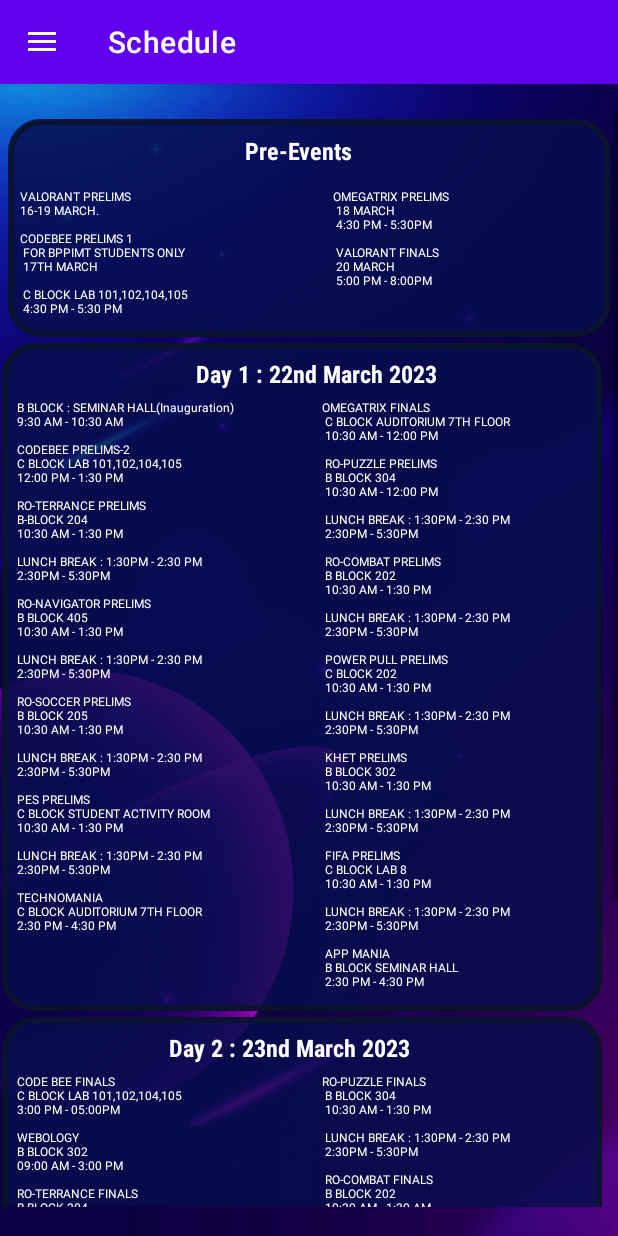
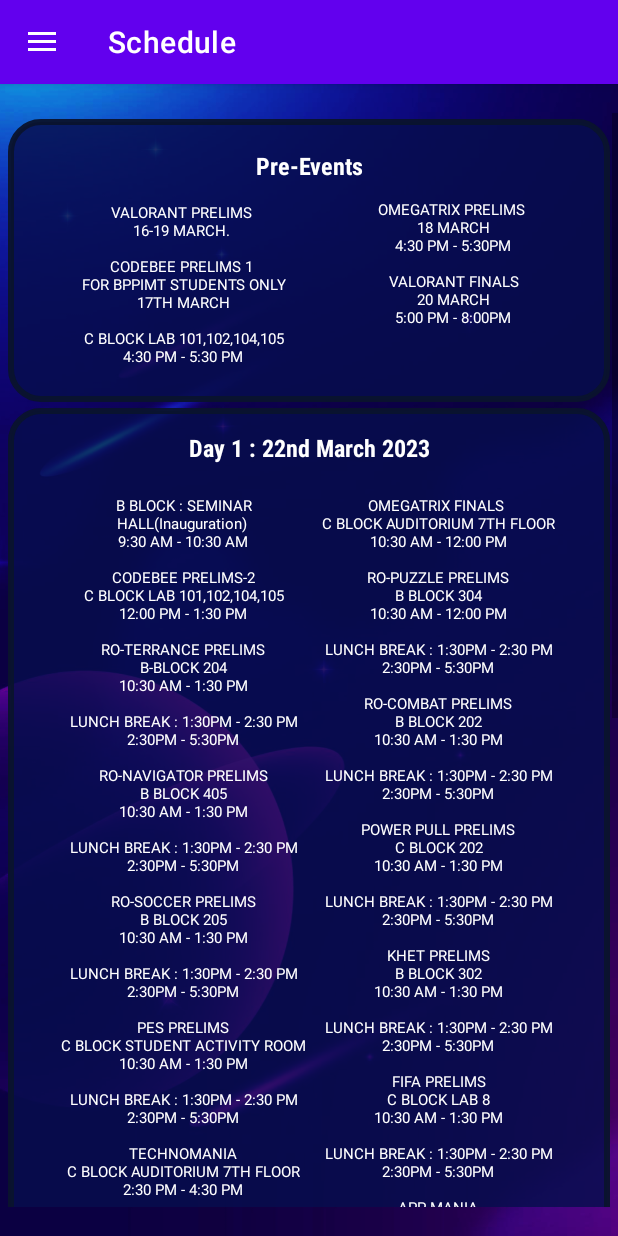
Before and after one commit to TaurusSilver002/utterfinal, an Android app: the screen it shows after launch (MainActivity), in the side drawer, after a tap on "Schedule", on a phone screen of 412 x 824 dp. Run offline under Robolectric (Android 15) with nearby library versions, the phone set to English and light mode, and no system bars; our stand-ins replace CircleImageView.

Commit message:
haha done

```diff
--- a/app/src/main/res/layout/fragment_schedule.xml
+++ b/app/src/main/res/layout/fragment_schedule.xml
@@ -11,7 +11,7 @@
         android:layout_width="match_parent"
         android:layout_height="match_parent">
         <ScrollView
-            android:layout_width="wrap_content"
+            android:layout_width="match_parent"
             android:layout_height="729dp"
             app:layout_constraintBottom_toBottomOf="parent"
             app:layout_constraintEnd_toEndOf="parent"
@@ -19,42 +19,53 @@
             app:layout_constraintTop_toTopOf="parent">
 
             <LinearLayout
-        android:layout_width="wrap_content"
+                android:layout_width="match_parent"
                 android:layout_height="wrap_content"
                 android:orientation="vertical">
 
                 <RelativeLayout
-            android:layout_width="wrap_content"
-            android:layout_height="145dp"
+                    android:layout_width="match_parent"
+                    android:layout_height="wrap_content"
                     android:layout_marginLeft="3dp"
                     android:layout_marginRight="3dp"
                     android:layout_marginHorizontal="5dp"
+
                     android:layout_marginTop="4dp"
                     android:background="@drawable/border">
 
+
                     <TextView
                         android:id="@+id/textView6"
-                android:layout_width="107dp"
+                        android:layout_width="match_parent"
                         android:layout_height="wrap_content"
                         android:layout_alignParentStart="true"
                         android:layout_alignParentEnd="true"
-                android:layout_marginStart="148dp"
-                android:layout_marginEnd="145dp"
+                        android:layout_marginTop="10dp"
                         android:fontFamily="sans-serif-condensed"
                         android:padding="10dp"
                         android:text="Pre-Events"
+                        android:gravity="center"
                         android:textColor="@color/white"
                         android:textSize="16dp"
-                android:textStyle="bold" />
+                        android:textStyle="bold"/>
+
+                    <LinearLayout
+                        android:layout_width="match_parent"
+                        android:layout_height="match_parent"
+                        android:layout_below="@+id/textView6"
+                        android:layout_marginTop="1dp"
+                        android:gravity="center"
+                        android:orientation="horizontal">
 
                         <TextView
                             android:id="@+id/textView7"
-                android:layout_width="173dp"
-                android:layout_height="247dp"
+                            android:layout_width="170dp"
+                            android:layout_height="match_parent"
+                            android:textAlignment="center"
                             android:layout_below="@+id/textView6"
                             android:layout_alignParentStart="true"
-                android:layout_marginStart="8dp"
-                android:layout_marginTop="4dp"
+                            android:layout_marginHorizontal="10dp"
+                            android:layout_marginTop="1dp"
                             android:text="VALORANT PRELIMS&#xA;16-19 MARCH.&#xA;&#xA;CODEBEE PRELIMS 1&#xA;
 FOR BPPIMT STUDENTS ONLY&#xA;
 17TH MARCH&#xA;&#xA;
@@ -66,23 +77,26 @@ C BLOCK LAB 101,102,104,105&#xA;
 
                 "
                             android:textColor="@color/white"
-                android:textSize="8dp"
+                            android:textSize="10sp"
 
                             />
 
                         <TextView
                             android:id="@+id/textView14"
-                android:layout_width="164dp"
-                android:layout_height="123dp"
-                android:layout_alignParentTop="true"
+                            android:layout_width="170dp"
+                            android:layout_height="match_parent"
+
+                            android:textAlignment="center"
+
+                            android:layout_below="@+id/textView6"
+
                             android:layout_alignParentEnd="true"
-                android:layout_alignParentBottom="true"
-                android:layout_marginStart="35dp"
-                android:layout_marginTop="46dp"
-                android:layout_marginEnd="60dp"
-                android:layout_marginBottom="4dp"
 
-                android:layout_toEndOf="@+id/textView7"
+                            android:layout_marginHorizontal="10dp"
+                            android:layout_marginTop="0dp"
+                            android:layout_marginEnd="0dp"
+                            android:layout_marginBottom="0dp"
+
                             android:text="OMEGATRIX PRELIMS&#xA;
 18 MARCH&#xA;
 4:30 PM - 5:30PM&#xA;&#xA;
@@ -90,28 +104,32 @@ VALORANT FINALS&#xA;
 20 MARCH&#xA;
 5:00 PM - 8:00PM&#xA;"
                             android:textColor="@color/white"
-                android:textSize="8dp" />
+                            android:textSize="10sp" />
+                    </LinearLayout>
 
 
                 </RelativeLayout>
 
                 <RelativeLayout
-            android:layout_width="400dp"
-            android:layout_height="445dp"
-            android:layout_marginHorizontal="@dimen/cardview_compat_inset_shadow"
+                    android:layout_width="match_parent"
+                    android:layout_height="wrap_content"
+                    android:layout_marginLeft="3dp"
+                    android:layout_marginRight="3dp"
+                    android:layout_marginHorizontal="5dp"
                     android:layout_marginTop="4dp"
                     android:background="@drawable/border">
 
 
                     <TextView
                         android:id="@+id/textView15"
-                android:layout_width="381dp"
+                        android:layout_width="match_parent"
                         android:layout_height="wrap_content"
                         android:layout_alignParentStart="true"
                         android:layout_alignParentTop="true"
                         android:layout_alignParentEnd="true"
-                android:layout_marginStart="19dp"
-                android:layout_marginTop="9dp"
+                        android:layout_marginStart="0dp"
+                        android:layout_marginTop="15dp"
+                        android:layout_marginBottom="9dp"
                         android:layout_marginEnd="0dp"
                         android:fontFamily="sans-serif-condensed"
                         android:text="Day 1 : 22nd March 2023"
@@ -119,17 +137,24 @@ VALORANT FINALS&#xA;
                         android:textColor="@color/white"
                         android:textSize="16dp"
                         android:textStyle="bold" />
+                    <LinearLayout
+                        android:layout_width="match_parent"
+                        android:layout_height="match_parent"
+                        android:layout_below="@+id/textView15"
+                        android:layout_marginTop="1dp"
+                        android:paddingBottom="10dp"
+                        android:gravity="center"
+                        android:paddingTop="10dp"
+                        android:orientation="horizontal">
 
                         <TextView
                             android:id="@+id/textView16"
                             android:layout_width="170dp"
-                android:layout_height="208dp"
+                            android:layout_height="match_parent"
+                            android:textAlignment="center"
+                            android:layout_below="@+id/textView15"
                             android:layout_alignParentStart="true"
                             android:layout_alignParentTop="true"
-                android:layout_alignParentBottom="true"
-                android:layout_marginStart="8dp"
-                android:layout_marginTop="37dp"
-                android:layout_marginBottom="18dp"
                             android:text="
 B BLOCK : SEMINAR HALL(Inauguration)&#xA;
 9:30 AM - 10:30 AM&#xA;&#xA;
@@ -161,20 +186,18 @@ C BLOCK AUDITORIUM 7TH FLOOR&#xA;
 2:30 PM - 4:30 PM&#xA;
 "
                             android:textColor="@color/white"
-                android:textSize="8dp" />
+                            android:textSize="10sp" />
 
                         <TextView
                             android:id="@+id/textView17"
-                android:layout_width="183dp"
-                android:layout_height="433dp"
+                            android:layout_width="170dp"
+                            android:layout_height="match_parent"
+                            android:textAlignment="center"
+                            android:layout_alignParentStart="true"
                             android:layout_alignParentTop="true"
-                android:layout_alignParentEnd="true"
                             android:layout_alignParentBottom="true"
-                android:layout_marginStart="35dp"
-                android:layout_marginTop="37dp"
-                android:layout_marginEnd="60dp"
-                android:layout_marginBottom="9dp"
-                android:layout_toEndOf="@+id/textView16"
+                            android:layout_below="@+id/textView15"
+                            android:layout_toEndOf="@id/textView16"
                             android:text="OMEGATRIX FINALS&#xA;
 C BLOCK AUDITORIUM 7TH FLOOR&#xA;
 10:30 AM - 12:00 PM&#xA;&#xA;
@@ -208,42 +231,51 @@ B BLOCK SEMINAR HALL&#xA;
 2:30 PM - 4:30 PM&#xA;
 "
                             android:textColor="@color/white"
-                android:textSize="8dp" />
+                            android:textSize="10sp" />
+                    </LinearLayout>
                 </RelativeLayout>
 
                 <RelativeLayout
-            android:layout_width="400dp"
-            android:layout_height="410dp"
-            android:layout_marginHorizontal="@dimen/cardview_compat_inset_shadow"
-            android:layout_marginLeft="0dp"
+                    android:layout_width="match_parent"
+                    android:layout_height="wrap_content"
+                    android:layout_marginLeft="3dp"
+                    android:layout_marginRight="3dp"
+                    android:paddingBottom="5dp"
+                    android:layout_marginHorizontal="5dp"
                     android:layout_marginTop="4dp"
                     android:background="@drawable/border">
 
                     <TextView
                         android:id="@+id/textView18"
-                android:layout_width="381dp"
+                        android:layout_width="match_parent"
                         android:layout_height="wrap_content"
-                android:layout_alignParentStart="true"
-                android:layout_alignParentTop="true"
-                android:layout_alignParentEnd="true"
-                android:layout_marginStart="19dp"
-                android:layout_marginTop="9dp"
-                android:layout_marginEnd="0dp"
+                        android:paddingTop="5dp"
+                        android:layout_marginTop="15dp"
+                        android:layout_marginBottom="15dp"
+                        android:gravity="center"
                         android:fontFamily="sans-serif-condensed"
-                android:text="                       Day 2 : 23nd March 2023"
+                        android:foregroundGravity="center"
+                        android:text="Day 2 : 23nd March 2023"
                         android:textColor="@color/white"
-                android:textSize="16dp"
+                        android:textSize="16sp"
                         android:textStyle="bold" />
+                    <LinearLayout
+                        android:layout_width="match_parent"
+                        android:layout_height="match_parent"
+                        android:layout_below="@+id/textView18"
+                        android:layout_marginTop="1dp"
+                        android:gravity="center"
+                        android:layout_marginBottom="10dp"
+                        android:orientation="horizontal">
+
                         <TextView
                             android:id="@+id/textView19"
                             android:layout_width="170dp"
-                android:layout_height="208dp"
+                            android:layout_height="match_parent"
                             android:layout_alignParentStart="true"
                             android:layout_alignParentTop="true"
                             android:layout_alignParentBottom="true"
-                android:layout_marginStart="8dp"
-                android:layout_marginTop="37dp"
-                android:layout_marginBottom="18dp"
+    android:textAlignment="center"
                             android:text="
 CODE BEE FINALS&#xA;
 C BLOCK LAB 101,102,104,105&#xA;
@@ -274,19 +306,17 @@ LUNCH BREAK : 1:30PM - 2:30 PM&#xA;
 
 "
                             android:textColor="@color/white"
-                android:textSize="8dp" />
+                            android:textSize="10sp" />
 
                         <TextView
                             android:id="@+id/textView20"
-                android:layout_width="183dp"
-                android:layout_height="433dp"
+                            android:layout_width="170dp"
+                            android:layout_height="match_parent"
                             android:layout_alignParentTop="true"
                             android:layout_alignParentEnd="true"
                             android:layout_alignParentBottom="true"
-                android:layout_marginStart="35dp"
-                android:layout_marginTop="37dp"
-                android:layout_marginEnd="60dp"
-                android:layout_marginBottom="9dp"
+                            android:layout_marginHorizontal="1sp"
+android:textAlignment="center"
                             android:layout_toEndOf="@+id/textView19"
                             android:text="RO-PUZZLE FINALS&#xA;
 B BLOCK 304&#xA;
@@ -319,8 +349,8 @@ B BLOCK SEMINAR HALL&#xA;
 
 "
                             android:textColor="@color/white"
-                android:textSize="8dp" />
-
+                            android:textSize="10sp" />
+                    </LinearLayout>
 
                 </RelativeLayout>
 
```
Lines whose indentation alone changed are shown as unchanged.
